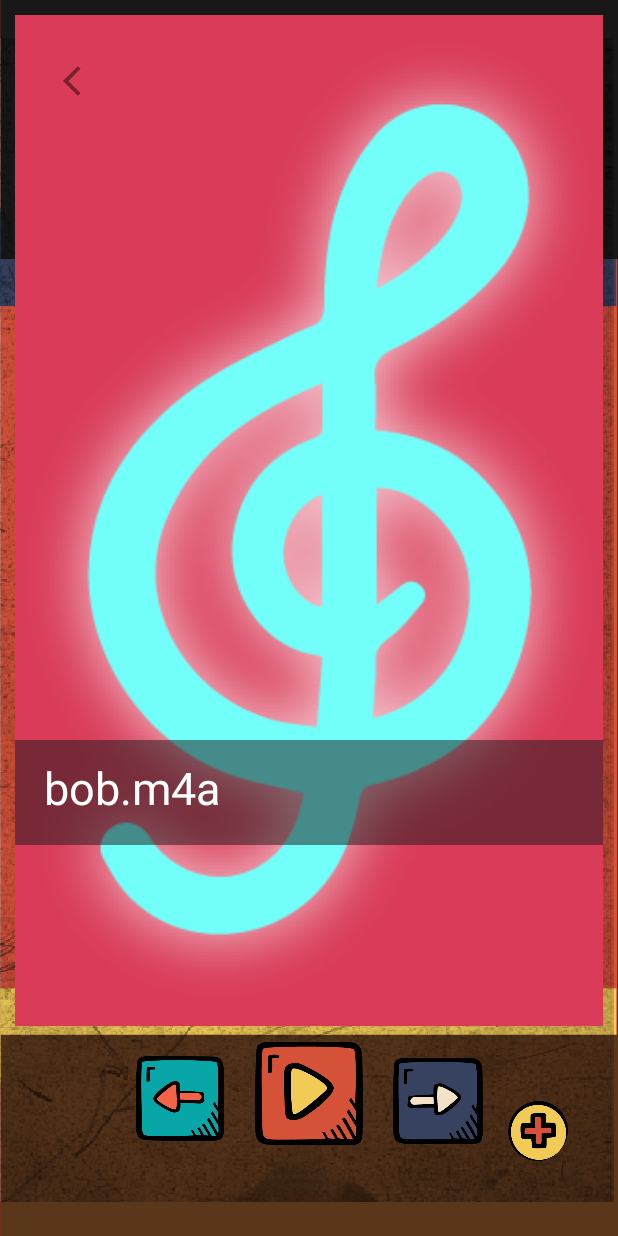
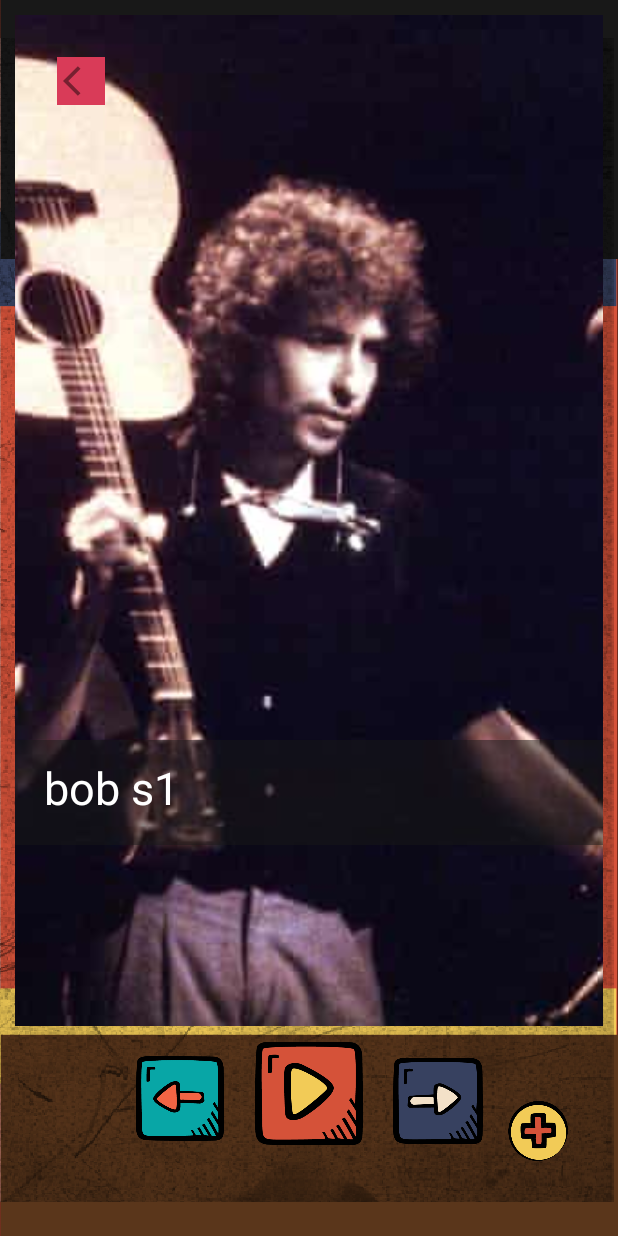
Before and after one commit to Shay-M/MediaPlayer, an Android app: the screen it shows after launch (MainActivity), after a tap on "false", on a phone screen of 412 x 824 dp. Run offline under Robolectric (Android 15) with nearby library versions, the phone set to English and light mode, and no system bars; pictures from the network do not load.

Commit message:
- change list of song to bob

```diff
--- a/app/src/main/java/com/example/mediaplayer/MainActivity.java
+++ b/app/src/main/java/com/example/mediaplayer/MainActivity.java
@@ -250,10 +250,10 @@ public class MainActivity extends AppCompatActivity implements ActionsPlayer, Ad
      * parameter from the interface AddSongDialogListener
      */
     @Override
-    public void applyAddSong(String Name, String songUrl, Uri imgUri) {
+    public void applyAddSong(String songName, String songUrl, Uri imgUri) {
 
         try {
-            managerListSongs.addSong(songUrl, imgUri.toString()); //todo add name
+            managerListSongs.addSong(songUrl, imgUri.toString(), songName);
 
         } catch (Exception e) {
             e.printStackTrace();
--- a/app/src/main/java/com/example/mediaplayer/ManagerSongs/ManagerListSongs.java
+++ b/app/src/main/java/com/example/mediaplayer/ManagerSongs/ManagerListSongs.java
@@ -29,39 +29,26 @@ public class ManagerListSongs {
         listOfSongsItems = new ArrayList<>();
 
         try {
+            //try to get storage list
             listOfSongsItems = ManagerSaveSongs.readSongList(null);
 
         } catch (Exception e) {
+            //if not make fresh list
             FirstTime = true;
-            Log.d("ManagerListSongs", "ManagerSaveSongs: " + e.getMessage());
+            Log.d("ManagerListSongs", "make fresh list | " + e.getMessage());
 
-            ArrayList<String> listOfUrlSongsToAddFirstTime = new ArrayList<>();
-
-
-            listOfUrlSongsToAddFirstTime.add("https://www.syntax.org.il/xtra/bob.m4a");
-            listOfUrlSongsToAddFirstTime.add("https://www.syntax.org.il/xtra/bob1.m4a");
-            listOfUrlSongsToAddFirstTime.add("https://www.syntax.org.il/xtra/bob2.mp3");
-            listOfUrlSongsToAddFirstTime.add("https://www.mboxdrive.com/Raptor-Call%20of%20The%20Shadows.mp3");
-            listOfUrlSongsToAddFirstTime.add("https://www.syntax.org.il/xtra/bob.m4a");
-            listOfUrlSongsToAddFirstTime.add("https://www.syntax.org.il/xtra/bob1.m4a");
-            listOfUrlSongsToAddFirstTime.add("https://www.syntax.org.il/xtra/bob2.mp3");
-            listOfUrlSongsToAddFirstTime.add("https://www.mboxdrive.com/Raptor-Call%20of%20The%20Shadows.mp3");
-            listOfUrlSongsToAddFirstTime.add("https://www.syntax.org.il/xtra/bob.m4a");
-            listOfUrlSongsToAddFirstTime.add("https://www.syntax.org.il/xtra/bob1.m4a");
-            listOfUrlSongsToAddFirstTime.add("https://www.syntax.org.il/xtra/bob2.mp3");
-            listOfUrlSongsToAddFirstTime.add("https://www.mboxdrive.com/Raptor-Call of The Shadows.mp3");
-
-
-            for (String songUrl : listOfUrlSongsToAddFirstTime) {
-                try {
-                    this.addSong(songUrl, null);//todo
-                } catch (Exception ee) {
-//                    Log.d("ManagerListSongs", "songUrl: " + ee.getMessage() + " songUrl: " + songUrl);
-                }
-
+            for (int i = 0; i < 3; i++) {
+                listOfSongsItems.add(new SongItem("https://www.syntax.org.il/xtra/bob.m4a", "bob s1", "file:///android_asset/bob_img_0.jpg"));
+                listOfSongsItems.add(new SongItem("https://www.syntax.org.il/xtra/bob1.m4a", "bob s2", "file:///android_asset/bob_img_1.jpg"));
+                listOfSongsItems.add(new SongItem("https://www.syntax.org.il/xtra/bob2.mp3", "bob s3", "file:///android_asset/bob_img_2.jpg"));
             }
 
+            for (SongItem songItm : listOfSongsItems) {
+                listOfUrlSongs.add(songItm.getUrl());
+            }
         }
+
+        // load from Device
         if (!FirstTime)
             for (SongItem songItm : listOfSongsItems) {
                 listOfUrlSongs.add(songItm.getUrl());
@@ -117,10 +104,9 @@ public class ManagerListSongs {
         Log.d("MoveSongList", "toPosition: " + toPosition);
         Log.d("MoveSongList", "currentPlaying: " + currentPlaying);
 
-        if (currentPlaying >= toPosition && currentPlaying < fromPosition) {
+        if (currentPlaying >= toPosition && currentPlaying < fromPosition)
             currentPlaying++;
-            Log.d("MoveSongList", "!!" );
-        }
+
         Log.d("MoveSongList", "new currentPlaying: " + currentPlaying);
 
 
@@ -139,43 +125,47 @@ public class ManagerListSongs {
      * @param stringUrl song url to add
      * @throws Exception if the url is not in a valid
      */
-    public void addSong(String stringUrl, String imgUri) throws Exception {
+    public void addSong(String stringUrl, String imgUri, String songName) throws Exception {
+
         //get song name
         String NameOfSongFromUrl = stringUrl.substring(stringUrl.lastIndexOf('/') + 1);
-
+        if (!NameOfSongFromUrl.contains("."))
+            throw new Exception("Missing file in link, Unsupported file");
 
         // Url Validator
         try {
             new URL(stringUrl).toURI();
         } catch (MalformedURLException | URISyntaxException e) {
             Log.d("addSong", "the URL is not in a valid form: " + e.getMessage());
-            NameOfSongFromUrl = "";
             throw new Exception("the URL is not in a valid form. " + e.getMessage());
         }
+        Log.d("ManagerListSongs", "addSong: " + listOfUrlSongs);
 
-        if (!NameOfSongFromUrl.isEmpty() && NameOfSongFromUrl.contains(".")) {
-            listOfUrlSongs.add(stringUrl);
-            Log.d("ManagerListSongs", "addSong: " + listOfUrlSongs);
+        //add song to url list
+        listOfUrlSongs.add(stringUrl);
 
-            listOfSongsItems.add(new SongItem(stringUrl, NameOfSongFromUrl, imgUri));
-            listener.onUpdateListItem();
-        } else throw new Exception("the URL is not in a valid form: " + "Unsupported file");
+        // if no name given, get from url
+        if (songName.isEmpty())
+            songName = NameOfSongFromUrl;
+
+        listOfSongsItems.add(new SongItem(stringUrl, songName, imgUri));
         SaveList();
+        Log.d("add", "listOfUrlSongs: " + listOfUrlSongs);
+        listener.onUpdateListItem();
     }
 
     public void setListener(RecyclerViewUpdateUIListener listener) {
-
         this.listener = listener;
     }
 
     public interface RecyclerViewUpdateUIListener {
-        //        void onInsertItem(int position, View view);
         void onUpdateListItem();
     }
 
 
 }
 
+//            listOfUrlSongsToAddFirstTime.add("https://www.mboxdrive.com/Raptor-Call%20of%20The%20Shadows.mp3");
 
 //  Set<String> noDuplicatesDlistOfUrlSongs = new LinkedHashSet<>(listOfUrlSongs);
 //            https://stackoverflow.com/questions/203984/how-do-i-remove-repeated-elements-from-arraylist
--- a/app/src/main/java/com/example/mediaplayer/MusicPlayerService.java
+++ b/app/src/main/java/com/example/mediaplayer/MusicPlayerService.java
@@ -406,11 +406,11 @@ public class MusicPlayerService extends Service implements MediaPlayer.OnPrepare
                     .centerInside()
                     .thumbnail(0.05f) // https://stackoverflow.com/questions/47203096/what-is-thumbnail0-5f-method-with-glide
                     .centerCrop()
-                    .into(notificationTarget);*/
+                    .into(notificationTarget);
 
 
 
-        }
+        }*/
 
     /*private void updateNotification(){
 
```
Also changed, not shown: app/src/main/res/layout/media_player_notification_layout.xml (+4 -3 lines), app/src/main/assets/bob_img_0.jpg (added), app/src/main/assets/bob_img_1.jpg (added), app/src/main/assets/bob_img_2.jpg (added).
